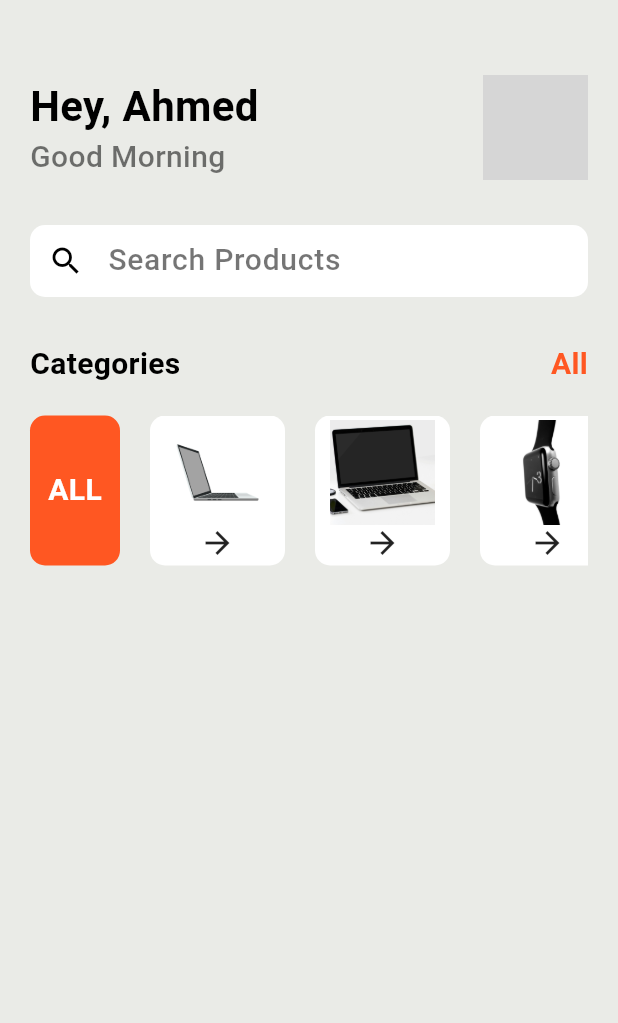
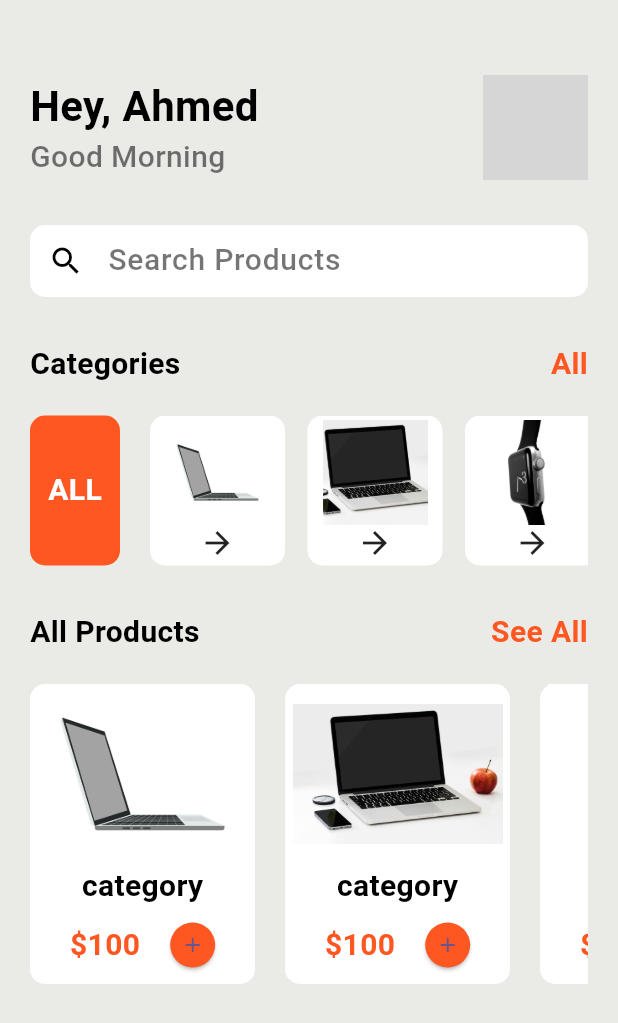
Before and after one commit to AhmedAndroid1998/Electronics-shop-Ecommerce-app-with-Admin-Panel, a Flutter app: the screen it shows after launch, on a phone screen of 412 x 824 dp. Shown: the top 1023 px of the screen. Run offline on Flutter 3.47's test engine with Material 3 defaults, Android fonts, the phone set to English and light mode, and no system bars; grey boxes are pictures that could not be loaded.

Commit message:
build the home page (2)

```diff
--- a/lib/pages/home_page.dart
+++ b/lib/pages/home_page.dart
@@ -22,7 +22,9 @@ class _HomePageState extends State<HomePage> {
             SizedBox(height: 30),
             _buildSearchField(),
             SizedBox(height: 30),
-            _buildCategoriesSection()
+            _buildCategoriesSection(),
+            SizedBox(height: 30),
+            _buildAllProductsSection()
           ],
         ),
       ),
@@ -138,7 +140,7 @@ class _HomePageState extends State<HomePage> {
       width: 90,
       height: 90,
       alignment: Alignment.center,
-      margin: EdgeInsets.only(right: 20),
+      margin: EdgeInsets.only(right: 15),
       decoration: BoxDecoration(
           color: Colors.white, borderRadius: BorderRadius.circular(10)),
       child: Column(
@@ -156,4 +158,91 @@ class _HomePageState extends State<HomePage> {
       ),
     );
   }
+
+  Widget _buildAllProductsSection() {
+    final categoriesDummyImages = AssetHelper.getDummyCategoryImages(4);
+    return Column(
+      children: [
+        Row(
+          mainAxisAlignment: MainAxisAlignment.spaceBetween,
+          children: [
+            Text(
+              'All Products',
+              style: AppWidget.smallBoldTextFieldStyle(),
+            ),
+            Text(
+              'See All',
+              style: AppWidget.smallBoldTextFieldStyle()
+                  .copyWith(color: Colors.deepOrange),
+            ),
+          ],
+        ),
+        SizedBox(height: 20),
+        SizedBox(
+          height: 200,
+          child: ListView.builder(
+            itemCount: categoriesDummyImages.length,
+            shrinkWrap: true,
+            scrollDirection: Axis.horizontal,
+            itemBuilder: (context, index) {
+              return _buildProductListTile(categoriesDummyImages[index]);
+            },
+          ),
+        )
+      ],
+    );
+  }
+
+  Widget _buildProductListTile(String imageName) {
+    return Container(
+      width: 150,
+      height: 200,
+      alignment: Alignment.center,
+      margin: EdgeInsets.only(right: 20),
+      decoration: BoxDecoration(
+          color: Colors.white, borderRadius: BorderRadius.circular(10)),
+      child: Column(
+        crossAxisAlignment: CrossAxisAlignment.center,
+        children: [
+          Image.asset(
+            imageName,
+            width: 140,
+            height: 120,
+            fit: BoxFit.fitWidth,
+          ),
+          Text(
+            imageName.split('/').last.split('_').first,
+            style: AppWidget.smallBoldTextFieldStyle(),
+          ),
+          SizedBox(height: 10),
+          Row(
+            mainAxisSize: MainAxisSize.min,
+            children: [
+              Text(
+                '\$100',
+                style: AppWidget.smallBoldTextFieldStyle()
+                    .copyWith(color: Colors.deepOrange),
+              ),
+              SizedBox(width: 20),
+              SizedBox(
+                width: 30,
+                height: 30,
+                child: ElevatedButton(
+                  onPressed: () {},
+                  style: ElevatedButton.styleFrom(
+                    backgroundColor: Colors.deepOrange,
+                    padding: EdgeInsets.zero, // Remove default padding
+                  ),
+                  child: const Icon(
+                    Icons.add,
+                    size: 16, // Adjust icon size to fit
+                  ),
+                ),
+              )
+            ],
+          )
+        ],
+      ),
+    );
+  }
 }
```
